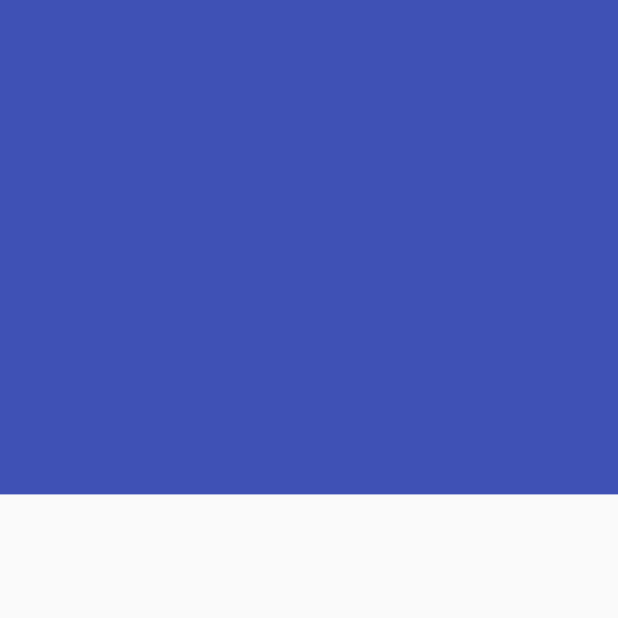
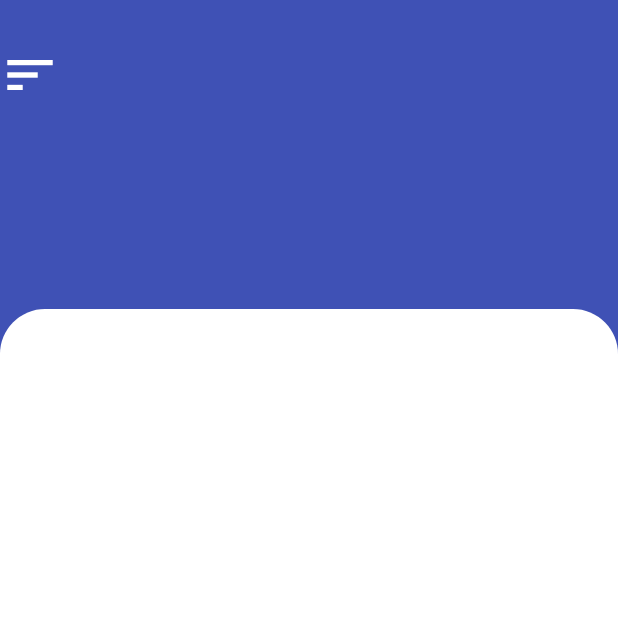
Before and after one commit to SaileshAcharya1229/DashBoard_flutter, a Flutter app: the screen it shows after launch, on a phone screen of 412 x 824 dp, the top half of it. Run offline on Flutter 3.47's test engine with Material 2 defaults, Android fonts, the phone set to English and light mode, and no system bars.

Commit message:
add container and fill with colour

```diff
--- a/lib/dashboard.dart
+++ b/lib/dashboard.dart
@@ -9,14 +9,44 @@ class Dashboard extends StatelessWidget {
     height = MediaQuery.of(context).size.height;
     width = MediaQuery.of(context).size.width;
     return Scaffold(
-      body: SafeArea(
+      body: Container(
+          color: Colors.indigo,
           child: Column(
             children: [
               Container(
+                decoration: BoxDecoration(),
+                height: height * 0.25,
+                width: width,
+                child: Column(
+                  children: [
+                    Padding(
+                      padding: const EdgeInsets.only(top: 30),
+                      child: Row(
+                        children: [
+                          InkWell(
+                            onTap: () {},
+                            child: Icon(
+                              Icons.sort,
+                              color: Colors.white,
+                              size: 40,
+                            ),
+                          )
+                        ],
+                      ),
+                    )
+                  ],
+                ),
+              ),
+              Container(
                 decoration: BoxDecoration(
-              color: Colors.indigo,
+                  color: Colors.white,
+                  borderRadius: BorderRadius.only(
+                    topLeft: Radius.circular(30),
+                    topRight: Radius.circular(30),
                   ),
-            height: height * 0.4,
+                ),
+                height: height * 0.75,
+                width: width,
               ),
             ],
           )),
```
Lines whose indentation alone changed are shown as unchanged.
